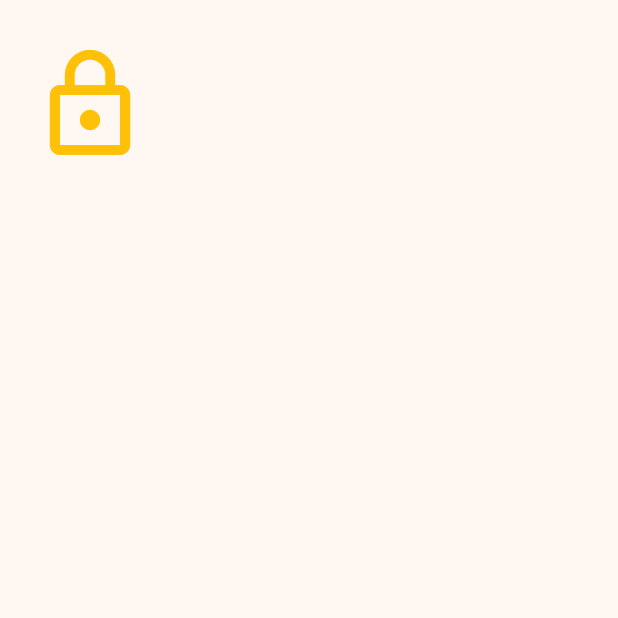
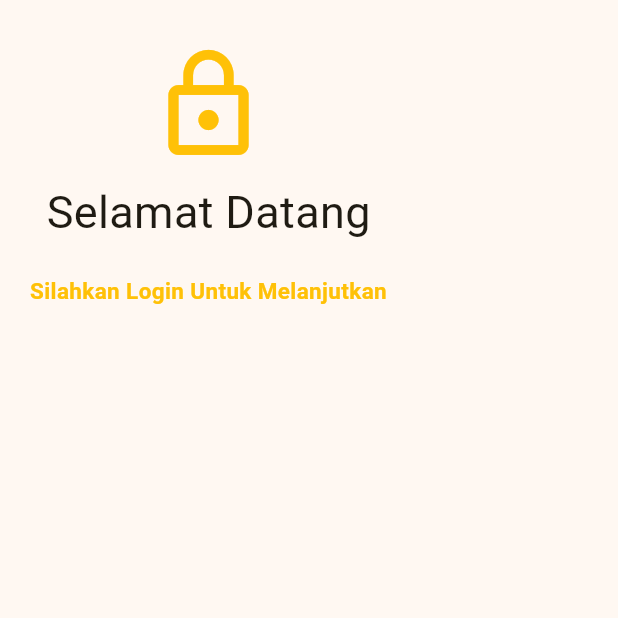
Before and after one commit to sellwia/KB1179-1122140124-UTS, a Flutter app: the Login screen opened directly, on a phone screen of 412 x 824 dp, the top half of it. Run offline on Flutter 3.47's test engine with Material 3 defaults, Android fonts, the phone set to English and light mode, and no system bars.

Commit message:
buat headline dan subtitle

```diff
--- a/lib/screen/login.dart
+++ b/lib/screen/login.dart
@@ -18,7 +18,24 @@
                 color: Colors.amber,
               ),
               SizedBox(height: 10),
+            Text(
+              "Selamat Datang",
+              style: TextStyle(fontSize: 30.0, fontWeight: FontWeight.normal),
+            ),
+
+            SizedBox(height: 20), //jarak 20 antara lingkaran dan teks
+
+            Text(
+              "Silahkan Login Untuk Melanjutkan",
+              style: TextStyle(
+                fontSize: 15.0,
+                color: Colors.amber,
+                fontWeight: FontWeight.bold,
+              ),
+              textAlign: TextAlign.center,
+            ),
             ],
+
           ),
         ),
       ),
```
